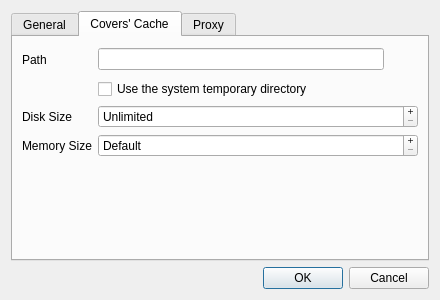
Qt form qwbfs/src/PropertiesDialog.ui (amestica/qwbfs) before a commit.
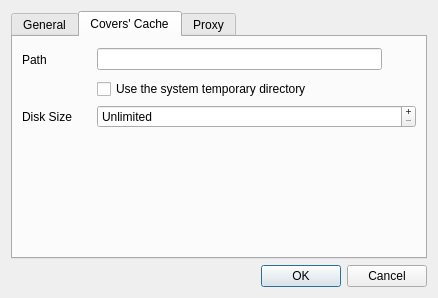
The same form after that commit. The open tabs and pages were chosen to show the change. Icons and pictures are not drawn.

The edit to the form file:
```diff
--- a/qwbfs/src/PropertiesDialog.ui
+++ b/qwbfs/src/PropertiesDialog.ui
@@ -6,8 +6,8 @@
    <rect>
     <x>0</x>
     <y>0</y>
-    <width>440</width>
-    <height>300</height>
+    <width>438</width>
+    <height>298</height>
    </rect>
   </property>
   <property name="windowTitle">
@@ -184,7 +184,7 @@
          </property>
         </widget>
        </item>
-       <item row="4" column="0" colspan="2">
+       <item row="3" column="0" colspan="2">
         <spacer name="verticalSpacer">
          <property name="orientation">
           <enum>Qt::Vertical</enum>
@@ -197,29 +197,6 @@
          </property>
         </spacer>
        </item>
-       <item row="3" column="0">
-        <widget class="QLabel" name="lCacheMemorySize">
-         <property name="text">
-          <string>Memory Size</string>
-         </property>
-        </widget>
-       </item>
-       <item row="3" column="1">
-        <widget class="QSpinBox" name="sbCacheMemorySize">
-         <property name="buttonSymbols">
-          <enum>QAbstractSpinBox::PlusMinus</enum>
-         </property>
-         <property name="specialValueText">
-          <string>Default</string>
-         </property>
-         <property name="suffix">
-          <string> MB</string>
-         </property>
-         <property name="maximum">
-          <number>50</number>
-         </property>
-        </widget>
-       </item>
       </layout>
      </widget>
      <widget class="QWidget" name="wProxy">
```
Left out of the diff: 3 changed lines with no effect on the pictures.
